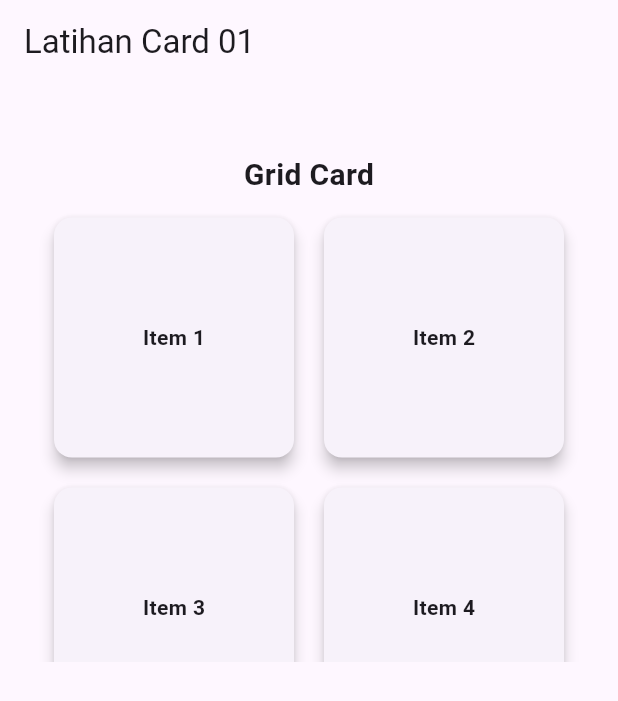
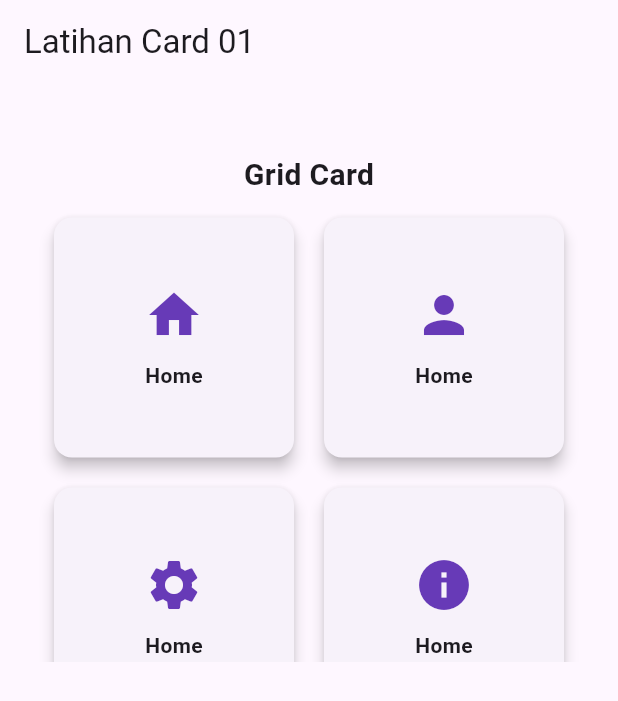
Before and after one commit to I-JasonLee/Tugas_week_8_1123150116, a Flutter app: the screen it shows after launch, on a phone screen of 412 x 824 dp. Shown: the top 701 px of the screen. Run offline on Flutter 3.47's test engine with Material 3 defaults, Android fonts, the phone set to English and light mode, and no system bars.

Commit message:
Tambah Icon + Text didalam Card

```diff
--- a/lib/pages/page_card_01.dart
+++ b/lib/pages/page_card_01.dart
@@ -595,46 +595,67 @@ class PageCard01 extends StatelessWidget {
                   // item 1
                   Card(
                     elevation: 4,
-                    child: Center(
-                      child: Text(
-                        "Item 1",
+                    child: Column(
+                      mainAxisAlignment: MainAxisAlignment.center,
+                      children: const [
+                        Icon(Icons.home, size: 40, color: Colors.deepPurple),
+                        SizedBox(height: 10),
+                        Text(
+                          "Home",
                           style: TextStyle(fontWeight: FontWeight.bold),
                         ),
+                      ],
                     ),
                   ),
 
                   // item 2
                   Card(
                     elevation: 4,
-                    child: Center(
-                      child: Text(
-                        "Item 2",
+                    child: Column(
+                      mainAxisAlignment: MainAxisAlignment.center,
+                      children: const [
+                        Icon(Icons.person, size: 40, color: Colors.deepPurple),
+                        SizedBox(height: 10),
+                        Text(
+                          "Home",
                           style: TextStyle(fontWeight: FontWeight.bold),
                         ),
+                      ],
                     ),
                   ),
 
                   // item 3
                   Card(
                     elevation: 4,
-                    child: Center(
-                      child: Text(
-                        "Item 3",
+                    child: Column(
+                      mainAxisAlignment: MainAxisAlignment.center,
+                      children: const [
+                        Icon(Icons.settings, size: 40, color: Colors.deepPurple),
+                        SizedBox(height: 10),
+                        Text(
+                          "Home",
                           style: TextStyle(fontWeight: FontWeight.bold),
                         ),
+                      ],
                     ),
                   ),
 
                   // item 4
                   Card(
                     elevation: 4,
-                    child: Center(
-                      child: Text(
-                        "Item 4",
+                    child: Column(
+                      mainAxisAlignment: MainAxisAlignment.center,
+                      children: const [
+                        Icon(Icons.info, size: 40, color: Colors.deepPurple),
+                        SizedBox(height: 10),
+                        Text(
+                          "Home",
                           style: TextStyle(fontWeight: FontWeight.bold),
                         ),
+                      ],
                     ),
                   ),
+
                 ],
               ),
             ),
```
Lines whose indentation alone changed are shown as unchanged.
